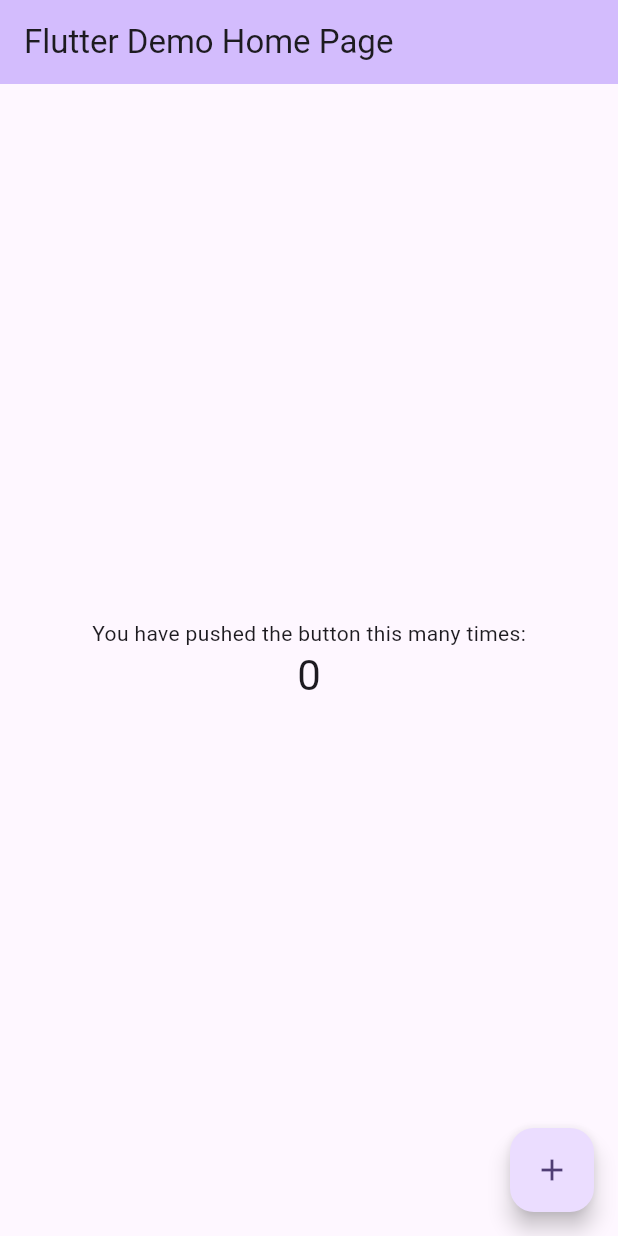
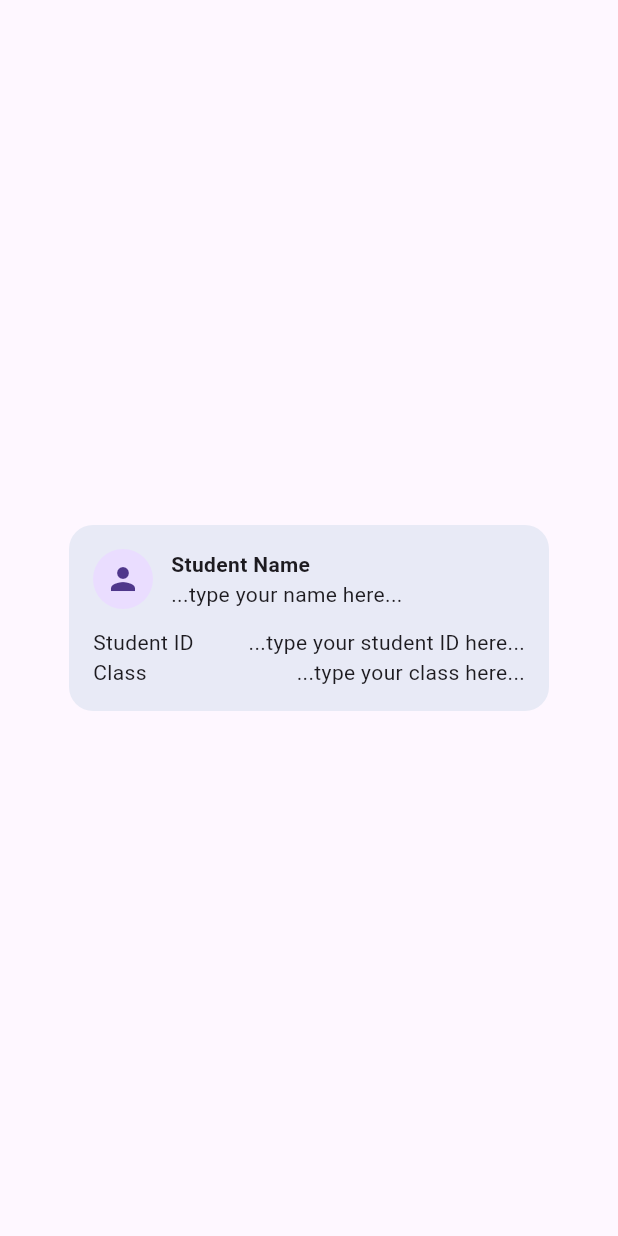
Before and after one commit to ZidAvwa/244107020083-mobile-course, a Flutter app: the screen it shows after launch, on a phone screen of 412 x 824 dp. Run offline on Flutter 3.47's test engine with Material 3 defaults, Android fonts, the phone set to English and light mode, and no system bars.

Commit message:
Second Week : Initial Code

```diff
--- a/02-week-2-declarative-ui-responsive-design/lib/main.dart
+++ b/02-week-2-declarative-ui-responsive-design/lib/main.dart
@@ -1,121 +1,62 @@
 import 'package:flutter/material.dart';
 
-void main() {
-  runApp(const MyApp());
-}
+void main() => runApp(const ProfileApp());
 
-class MyApp extends StatelessWidget {
-  const MyApp({super.key});
+class ProfileApp extends StatelessWidget {
+  const ProfileApp({super.key});
 
-  // This widget is the root of your application.
   @override
   Widget build(BuildContext context) {
-    return MaterialApp(
-      title: 'Flutter Demo',
-      theme: ThemeData(
-        // This is the theme of your application.
-        //
-        // TRY THIS: Try running your application with "flutter run". You'll see
-        // the application has a purple toolbar. Then, without quitting the app,
-        // try changing the seedColor in the colorScheme below to Colors.green
-        // and then invoke "hot reload" (save your changes or press the "hot
-        // reload" button in a Flutter-supported IDE, or press "r" if you used
-        // the command line to start the app).
-        //
-        // Notice that the counter didn't reset back to zero; the application
-        // state is not lost during the reload. To reset the state, use hot
-        // restart instead.
-        //
-        // This works for code too, not just values: Most code changes can be
-        // tested with just a hot reload.
-        colorScheme: .fromSeed(seedColor: Colors.deepPurple),
+    return const MaterialApp(
+      debugShowCheckedModeBanner: false,
+      home: Scaffold(
+        body: Center(child: ProfileCard()),
       ),
-      home: const MyHomePage(title: 'Flutter Demo Home Page'),
     );
   }
 }
 
-class MyHomePage extends StatefulWidget {
-  const MyHomePage({super.key, required this.title});
-
-  // This widget is the home page of your application. It is stateful, meaning
-  // that it has a State object (defined below) that contains fields that affect
-  // how it looks.
-
-  // This class is the configuration for the state. It holds the values (in this
-  // case the title) provided by the parent (in this case the App widget) and
-  // used by the build method of the State. Fields in a Widget subclass are
-  // always marked "final".
-
-  final String title;
-
-  @override
-  State<MyHomePage> createState() => _MyHomePageState();
-}
-
-class _MyHomePageState extends State<MyHomePage> {
-  int _counter = 0;
-
-  void _incrementCounter() {
-    setState(() {
-      // This call to setState tells the Flutter framework that something has
-      // changed in this State, which causes it to rerun the build method below
-      // so that the display can reflect the updated values. If we changed
-      // _counter without calling setState(), then the build method would not be
-      // called again, and so nothing would appear to happen.
-      _counter++;
-    });
-  }
+class ProfileCard extends StatelessWidget {
+  const ProfileCard({super.key});
 
   @override
   Widget build(BuildContext context) {
-    // This method is rerun every time setState is called, for instance as done
-    // by the _incrementCounter method above.
-    //
-    // The Flutter framework has been optimized to make rerunning build methods
-    // fast, so that you can just rebuild anything that needs updating rather
-    // than having to individually change instances of widgets.
-    return Scaffold(
-      appBar: AppBar(
-        // TRY THIS: Try changing the color here to a specific color (to
-        // Colors.amber, perhaps?) and trigger a hot reload to see the AppBar
-        // change color while the other colors stay the same.
-        backgroundColor: Theme.of(context).colorScheme.inversePrimary,
-        // Here we take the value from the MyHomePage object that was created by
-        // the App.build method, and use it to set our appbar title.
-        title: Text(widget.title),
+    return Container(
+      width: 320,
+      padding: const EdgeInsets.all(16),
+      decoration: BoxDecoration(
+        color: Colors.indigo.shade50,
+        borderRadius: BorderRadius.circular(16),
       ),
-      body: Center(
-        // Center is a layout widget. It takes a single child and positions it
-        // in the middle of the parent.
-        child: Column(
-          // Column is also a layout widget. It takes a list of children and
-          // arranges them vertically. By default, it sizes itself to fit its
-          // children horizontally, and tries to be as tall as its parent.
-          //
-          // Column has various properties to control how it sizes itself and
-          // how it positions its children. Here we use mainAxisAlignment to
-          // center the children vertically; the main axis here is the vertical
-          // axis because Columns are vertical (the cross axis would be
-          // horizontal).
-          //
-          // TRY THIS: Invoke "debug painting" (choose the "Toggle Debug Paint"
-          // action in the IDE, or press "p" in the console), to see the
-          // wireframe for each widget.
-          mainAxisAlignment: .center,
-          children: [
-            const Text('You have pushed the button this many times:'),
-            Text(
-              '$_counter',
-              style: Theme.of(context).textTheme.headlineMedium,
-            ),
-          ],
-        ),
-      ),
-      floatingActionButton: FloatingActionButton(
-        onPressed: _incrementCounter,
-        tooltip: 'Increment',
-        child: const Icon(Icons.add),
+      child: Column(
+        mainAxisSize: MainAxisSize.min,
+        children: [
+          Row(
+            children: [
+              const CircleAvatar(child: Icon(Icons.person)),
+              const SizedBox(width: 12),
+              Expanded(
+                child: Column(
+                  crossAxisAlignment: CrossAxisAlignment.start,
+                  children: const [
+                    Text('Student Name',
+                        style: TextStyle(fontWeight: FontWeight.bold)),
+                    Text('...type your name here...'),
+                  ],
+                ),
+              ),
+            ],
+          ),
+          const SizedBox(height: 12),
+          const Row(children: [
+            Expanded(child: Text('Student ID')),
+            Text('...type your student ID here...'),
+          ]),
+          const Row(children: [
+            Expanded(child: Text('Class')),
+            Text('...type your class here...'),
+          ]),
+        ],
       ),
     );
   }
```
